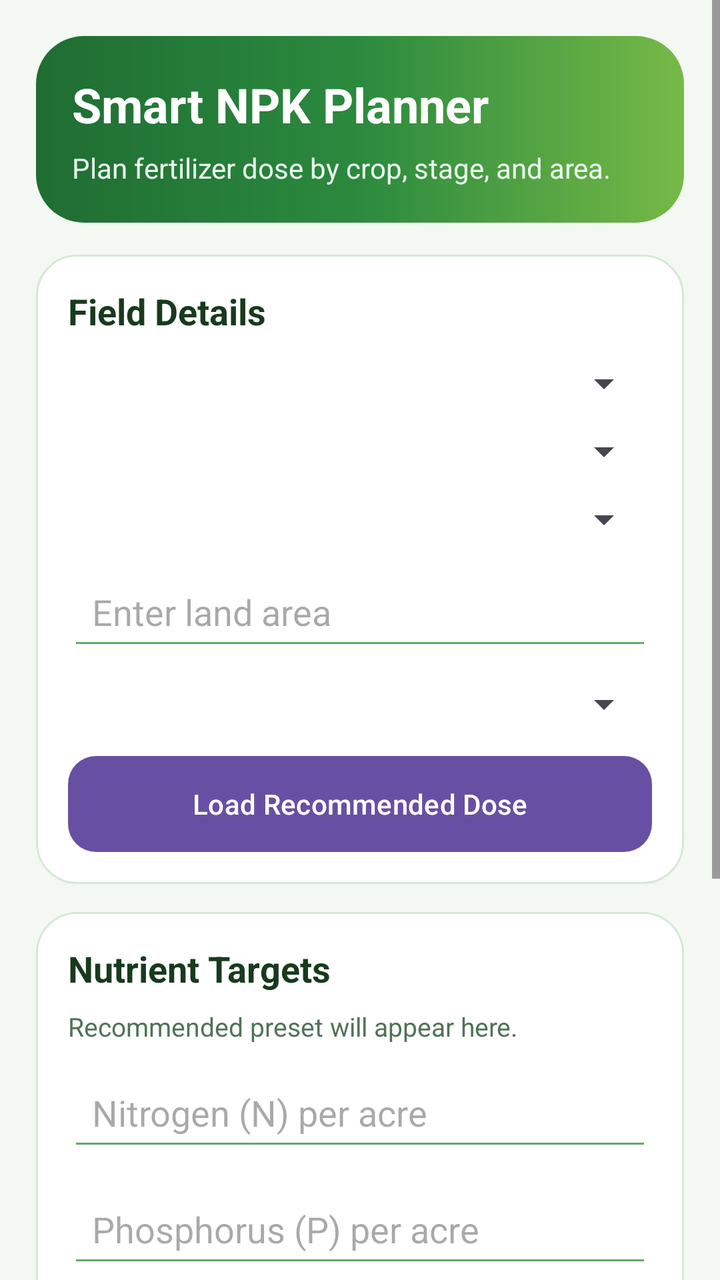
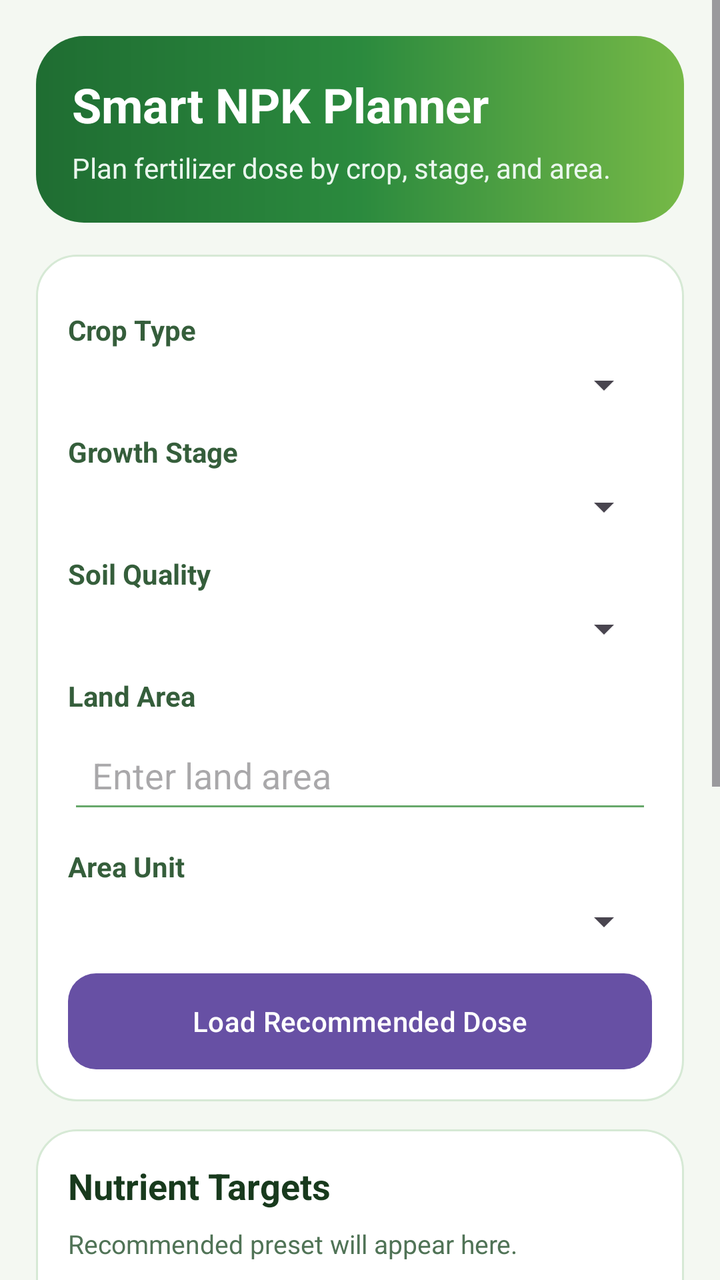

Two renders of the same Android screen: before a commit and after it. Below are the layout's source before the change and the commit's diff.
<!-- AndroidManifest.xml: application theme Theme.FFHR -->
<!-- res/layout/activity_fertilizer_calculator.xml -->
<?xml version="1.0" encoding="utf-8"?>
<ScrollView xmlns:android="http://schemas.android.com/apk/res/android"
    android:layout_width="match_parent"
    android:layout_height="match_parent"
    android:background="#F4F8F2"
    android:fillViewport="true">

    <LinearLayout
        android:layout_width="match_parent"
        android:layout_height="wrap_content"
        android:orientation="vertical"
        android:padding="18dp">

        <LinearLayout
            android:layout_width="match_parent"
            android:layout_height="wrap_content"
            android:background="@drawable/bg_calc_hero"
            android:orientation="vertical"
            android:padding="18dp">

            <TextView
                android:layout_width="wrap_content"
                android:layout_height="wrap_content"
                android:text="Smart NPK Planner"
                android:textColor="#FFFFFF"
                android:textSize="24sp"
                android:textStyle="bold" />

            <TextView
                android:layout_width="wrap_content"
                android:layout_height="wrap_content"
                android:layout_marginTop="6dp"
                android:text="Plan fertilizer dose by crop, stage, and area."
                android:textColor="#EAF7EE"
                android:textSize="14sp" />
        </LinearLayout>

        <LinearLayout
            android:layout_width="match_parent"
            android:layout_height="wrap_content"
            android:layout_marginTop="16dp"
            android:background="@drawable/bg_calc_card"
            android:orientation="vertical"
            android:padding="16dp">

            <TextView
                android:layout_width="wrap_content"
                android:layout_height="wrap_content"
                android:text="Field Details"
                android:textColor="#183A1D"
                android:textSize="18sp"
                android:textStyle="bold" />

            <Spinner
                android:id="@+id/spCrop"
                android:layout_width="match_parent"
                android:layout_height="wrap_content"
                android:layout_marginTop="12dp" />

            <Spinner
                android:id="@+id/spStage"
                android:layout_width="match_parent"
                android:layout_height="wrap_content"
                android:layout_marginTop="10dp" />
            <Spinner
                android:id="@+id/spSoilQuality"
                android:layout_width="match_parent"
                android:layout_height="wrap_content"
                android:layout_marginTop="10dp" />

            <EditText
                android:id="@+id/etArea"
                android:layout_width="match_parent"
                android:layout_height="wrap_content"
                android:layout_marginTop="10dp"
                android:autofillHints="none"
                android:backgroundTint="#67A86B"
                android:hint="Enter land area"
                android:inputType="numberDecimal"
                android:padding="12dp" />

            <Spinner
                android:id="@+id/spAreaUnit"
                android:layout_width="match_parent"
                android:layout_height="wrap_content"
                android:layout_marginTop="10dp" />

            <Button
                android:id="@+id/btnLoadPreset"
                android:layout_width="match_parent"
                android:layout_height="wrap_content"
                android:layout_marginTop="14dp"
                android:background="@drawable/bg_calc_button"
                android:text="Load Recommended Dose"
                android:textAllCaps="false"
                android:textColor="#FFFFFF" />
        </LinearLayout>

        <LinearLayout
            android:layout_width="match_parent"
            android:layout_height="wrap_content"
            android:layout_marginTop="14dp"
            android:background="@drawable/bg_calc_card"
            android:orientation="vertical"
            android:padding="16dp">

            <TextView
                android:layout_width="wrap_content"
                android:layout_height="wrap_content"
                android:text="Nutrient Targets"
                android:textColor="#183A1D"
                android:textSize="18sp"
                android:textStyle="bold" />

            <TextView
                android:id="@+id/tvPresetHint"
                android:layout_width="match_parent"
                android:layout_height="wrap_content"
                android:layout_marginTop="8dp"
                android:text="Recommended preset will appear here."
                android:textColor="#507356"
                android:textSize="13sp" />

            <EditText
                android:id="@+id/etNitrogen"
                android:layout_width="match_parent"
                android:layout_height="wrap_content"
                android:layout_marginTop="10dp"
                android:autofillHints="none"
                android:backgroundTint="#67A86B"
                android:hint="Nitrogen (N) per acre"
                android:inputType="numberDecimal"
                android:padding="12dp" />

            <EditText
                android:id="@+id/etPhosphorus"
                android:layout_width="match_parent"
                android:layout_height="wrap_content"
                android:layout_marginTop="10dp"
                android:autofillHints="none"
                android:backgroundTint="#67A86B"
                android:hint="Phosphorus (P) per acre"
                android:inputType="numberDecimal"
                android:padding="12dp" />

            <EditText
                android:id="@+id/etPotassium"
                android:layout_width="match_parent"
                android:layout_height="wrap_content"
                android:layout_marginTop="10dp"
                android:autofillHints="none"
                android:backgroundTint="#67A86B"
                android:hint="Potassium (K) per acre"
                android:inputType="numberDecimal"
                android:padding="12dp" />

            <Button
                android:id="@+id/btnCalculate"
                android:layout_width="match_parent"
                android:layout_height="wrap_content"
                android:layout_marginTop="16dp"
                android:background="@drawable/bg_calc_button"
                android:text="Calculate Fertilizer Mix"
                android:textAllCaps="false"
                android:textColor="#FFFFFF" />
        </LinearLayout>

        <LinearLayout
            android:layout_width="match_parent"
            android:layout_height="wrap_content"
            android:layout_marginTop="14dp"
            android:layout_marginBottom="18dp"
            android:background="@drawable/bg_calc_result"
            android:orientation="vertical"
            android:padding="16dp">

            <TextView
                android:layout_width="wrap_content"
                android:layout_height="wrap_content"
                android:text="Recommendation"
                android:textColor="#17351B"
                android:textSize="18sp"
                android:textStyle="bold" />

            <TextView
                android:id="@+id/tvResult"
                android:layout_width="match_parent"
                android:layout_height="wrap_content"
                android:layout_marginTop="10dp"
                android:text="Choose crop and stage, then calculate to see the fertilizer plan."
                android:textColor="#24492A"
                android:textSize="14sp"
                android:lineSpacingExtra="4dp" />
        </LinearLayout>
    </LinearLayout>
</ScrollView>
<!-- resources referenced by this layout -->
<resources>
  <!-- drawable bg_calc_button (drawable) -->
  <?xml version="1.0" encoding="utf-8"?>
  <shape xmlns:android="http://schemas.android.com/apk/res/android">
      <gradient
          android:angle="0"
          android:startColor="#1E7C35"
          android:endColor="#3AA84D" />
      <corners android:radius="14dp" />
  </shape>
  <!-- drawable bg_calc_card (drawable) -->
  <?xml version="1.0" encoding="utf-8"?>
  <shape xmlns:android="http://schemas.android.com/apk/res/android">
      <solid android:color="#FFFFFF" />
      <stroke
          android:width="1dp"
          android:color="#D6E9D5" />
      <corners android:radius="20dp" />
  </shape>
  <!-- drawable bg_calc_hero (drawable) -->
  <?xml version="1.0" encoding="utf-8"?>
  <shape xmlns:android="http://schemas.android.com/apk/res/android">
      <gradient
          android:angle="0"
          android:startColor="#1F6D32"
          android:centerColor="#2B8A3E"
          android:endColor="#76B947" />
      <corners android:radius="24dp" />
  </shape>
  <!-- drawable bg_calc_result (drawable) -->
  <?xml version="1.0" encoding="utf-8"?>
  <shape xmlns:android="http://schemas.android.com/apk/res/android">
      <gradient
          android:angle="90"
          android:startColor="#EFF9F0"
          android:endColor="#DFF3E2" />
      <stroke
          android:width="1dp"
          android:color="#B7D8BC" />
      <corners android:radius="20dp" />
  </shape>
  <style name="Theme.FFHR" parent="Base.Theme.FFHR" />
  <style name="Base.Theme.FFHR" parent="Theme.Material3.DayNight.NoActionBar">
          
          
      </style>
</resources>

<!-- the commit's change to res/layout/activity_fertilizer_calculator.xml (unified diff, before → after) -->
@@ -46,44 +46,83 @@
             <TextView
                 android:layout_width="wrap_content"
                 android:layout_height="wrap_content"
-                android:text="Field Details"
-                android:textColor="#183A1D"
-                android:textSize="18sp"
+                android:layout_marginTop="12dp"
+                android:text="Crop Type"
+                android:textColor="#355E3B"
+                android:textSize="14sp"
                 android:textStyle="bold" />
 
             <Spinner
                 android:id="@+id/spCrop"
                 android:layout_width="match_parent"
                 android:layout_height="wrap_content"
-                android:layout_marginTop="12dp" />
+                android:layout_marginTop="6dp" />
+
+            <TextView
+                android:layout_width="wrap_content"
+                android:layout_height="wrap_content"
+                android:layout_marginTop="12dp"
+                android:text="Growth Stage"
+                android:textColor="#355E3B"
+                android:textSize="14sp"
+                android:textStyle="bold" />
 
             <Spinner
                 android:id="@+id/spStage"
                 android:layout_width="match_parent"
                 android:layout_height="wrap_content"
-                android:layout_marginTop="10dp" />
+                android:layout_marginTop="6dp" />
+
+            <TextView
+                android:layout_width="wrap_content"
+                android:layout_height="wrap_content"
+                android:layout_marginTop="12dp"
+                android:text="Soil Quality"
+                android:textColor="#355E3B"
+                android:textSize="14sp"
+                android:textStyle="bold" />
+
             <Spinner
                 android:id="@+id/spSoilQuality"
                 android:layout_width="match_parent"
                 android:layout_height="wrap_content"
-                android:layout_marginTop="10dp" />
+                android:layout_marginTop="6dp" />
+
+            <TextView
+                android:layout_width="wrap_content"
+                android:layout_height="wrap_content"
+                android:layout_marginTop="12dp"
+                android:text="Land Area"
+                android:textColor="#355E3B"
+                android:textSize="14sp"
+                android:textStyle="bold" />
 
             <EditText
                 android:id="@+id/etArea"
                 android:layout_width="match_parent"
                 android:layout_height="wrap_content"
-                android:layout_marginTop="10dp"
+                android:layout_marginTop="6dp"
                 android:autofillHints="none"
                 android:backgroundTint="#67A86B"
                 android:hint="Enter land area"
                 android:inputType="numberDecimal"
                 android:padding="12dp" />
 
+            <TextView
+                android:layout_width="wrap_content"
+                android:layout_height="wrap_content"
+                android:layout_marginTop="12dp"
+                android:text="Area Unit"
+                android:textColor="#355E3B"
+                android:textSize="14sp"
+                android:textStyle="bold" />
+
             <Spinner
                 android:id="@+id/spAreaUnit"
                 android:layout_width="match_parent"
                 android:layout_height="wrap_content"
-                android:layout_marginTop="10dp" />
+                android:layout_marginTop="6dp" />
+
 
             <Button
                 android:id="@+id/btnLoadPreset"
